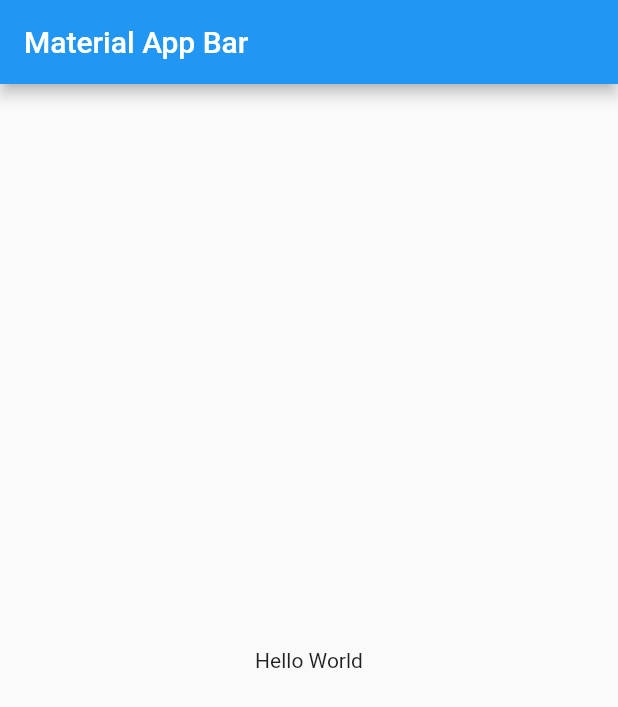
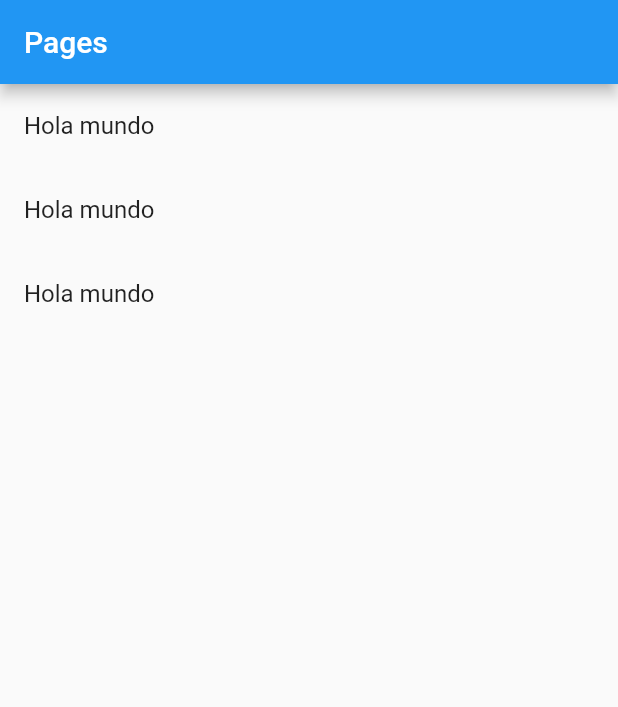
Before and after one commit to ocaparrostortosa/flutter-first-steps, a Flutter app: the screen it shows after launch, on a phone screen of 412 x 824 dp. Shown: the top 707 px of the screen. Run offline on Flutter 3.47's test engine with Material 2 defaults, Android fonts, the phone set to English and light mode, and no system bars.

```diff
--- a/flutter_widgets/lib/main.dart
+++ b/flutter_widgets/lib/main.dart
@@ -1,4 +1,6 @@
 import 'package:flutter/material.dart';
+import 'package:flutter_widgets/src/pages/home_pages.dart';
+import 'package:flutter_widgets/src/pages/home_temp_lists.dart';
 
 void main() => runApp(MyApp());
 
@@ -7,16 +9,8 @@ class MyApp extends StatelessWidget {
   Widget build(BuildContext context) {
     return MaterialApp(
       title: 'Flutter Widgets',
-      home: Scaffold(
-        appBar: AppBar(
-          title: Text('Material App Bar'),
-        ),
-        body: Center(
-          child: Container(
-            child: Text('Hello World'),
-          ),
-        ),
-      ),
+      home: HomePagePages(),
+      debugShowCheckedModeBanner: false,
     );
   }
 }
--- /dev/null
+++ b/flutter_widgets/lib/src/pages/home_pages.dart
@@ -0,0 +1,37 @@
+import 'package:flutter/material.dart';
+import 'package:flutter_widgets/src/providers/menu_pages_provider.dart';
+
+class HomePagePages extends StatelessWidget {
+  @override
+  Widget build(BuildContext context) {
+    return Scaffold(
+      appBar: AppBar(
+        title: Text("Pages"),
+      ),
+      body: _lista(),
+      );
+  }
+}
+
+
+Widget _lista(){
+
+  print (menuProvider.opcion);
+
+  return ListView(
+
+    children: _listaItems(),
+
+  );
+
+}
+
+List<Widget> _listaItems() {
+
+  return [
+    ListTile(title: Text("Hola mundo"),),
+    ListTile(title: Text("Hola mundo"),),
+    ListTile(title: Text("Hola mundo"),)
+  ];
+
+}
--- a/flutter_widgets/pubspec.yaml
+++ b/flutter_widgets/pubspec.yaml
@@ -45,8 +45,8 @@ flutter:
   uses-material-design: true
 
   # To add assets to your application, add an assets section, like this:
-  # assets:
-  #   - images/a_dot_burr.jpeg
+  assets:
+    - lib/data/localJsonFile/menu_opts.json
   #   - images/a_dot_ham.jpeg
 
   # An image asset can refer to one or more resolution-specific "variants", see
```
Also changed, not shown: flutter_widgets/lib/data/localJsonFile/menu_opts.json (added, +20 -0 lines), flutter_widgets/lib/src/pages/home_temp_lists.dart (added, +61 -0 lines), flutter_widgets/lib/src/providers/menu_pages_provider.dart (added, +22 -0 lines).
